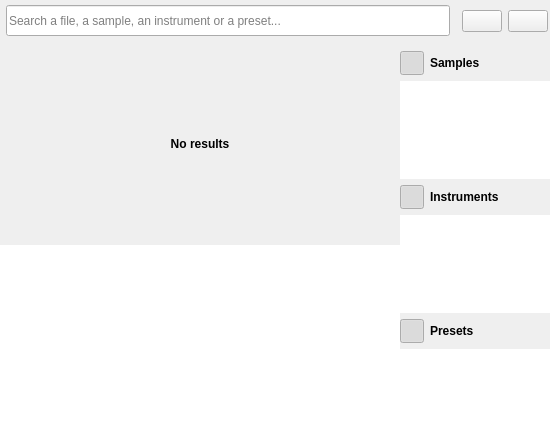
Above: sources/directory/directorybrowser.ui from davy7125/polyphone before the change. Below: the same form after it.
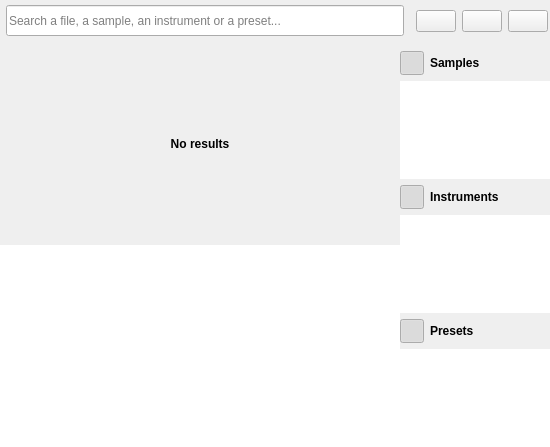
That is the form after the change. Icons and pictures are not drawn. Custom widgets are drawn as their Qt base class.

Commit message:
MIDI player for testing soundfonts
Fixes #373

```diff
--- a/sources/directory/directorybrowser.ui
+++ b/sources/directory/directorybrowser.ui
@@ -715,6 +715,13 @@
             </item>
            </layout>
           </item>
+          <item>
+           <widget class="StyledAction" name="pushShowMidiPlayer">
+            <property name="checkable">
+             <bool>true</bool>
+            </property>
+           </widget>
+          </item>
           <item>
            <widget class="StyledAction" name="pushShowKeyboard">
             <property name="checkable">
```
The commit also changes 41 other files.
